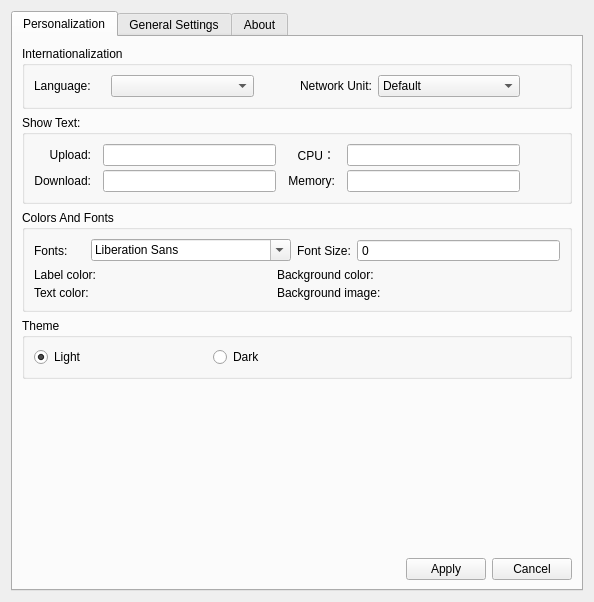
Qt form WinSetting.ui (XMuli/NetSpeed) before a commit.
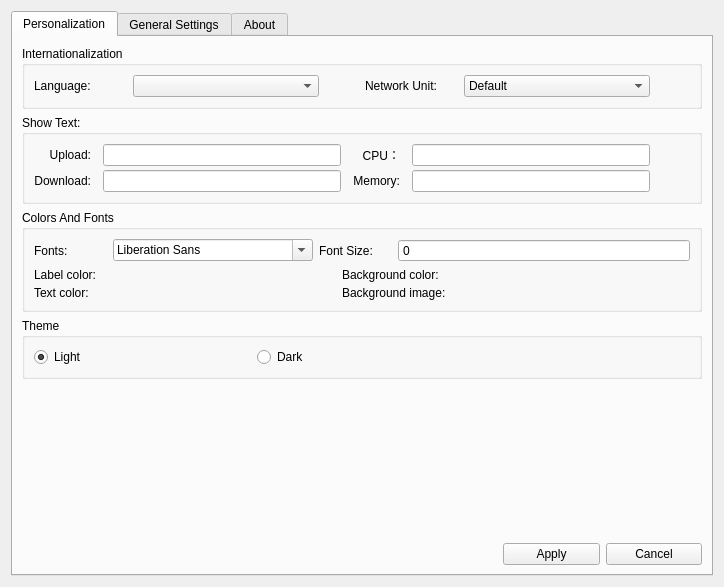
The same form after that commit.

Patch:
```diff
--- a/WinSetting.ui
+++ b/WinSetting.ui
@@ -6,8 +6,8 @@
    <rect>
     <x>0</x>
     <y>0</y>
-    <width>594</width>
-    <height>602</height>
+    <width>724</width>
+    <height>587</height>
    </rect>
   </property>
   <property name="windowTitle">
```
